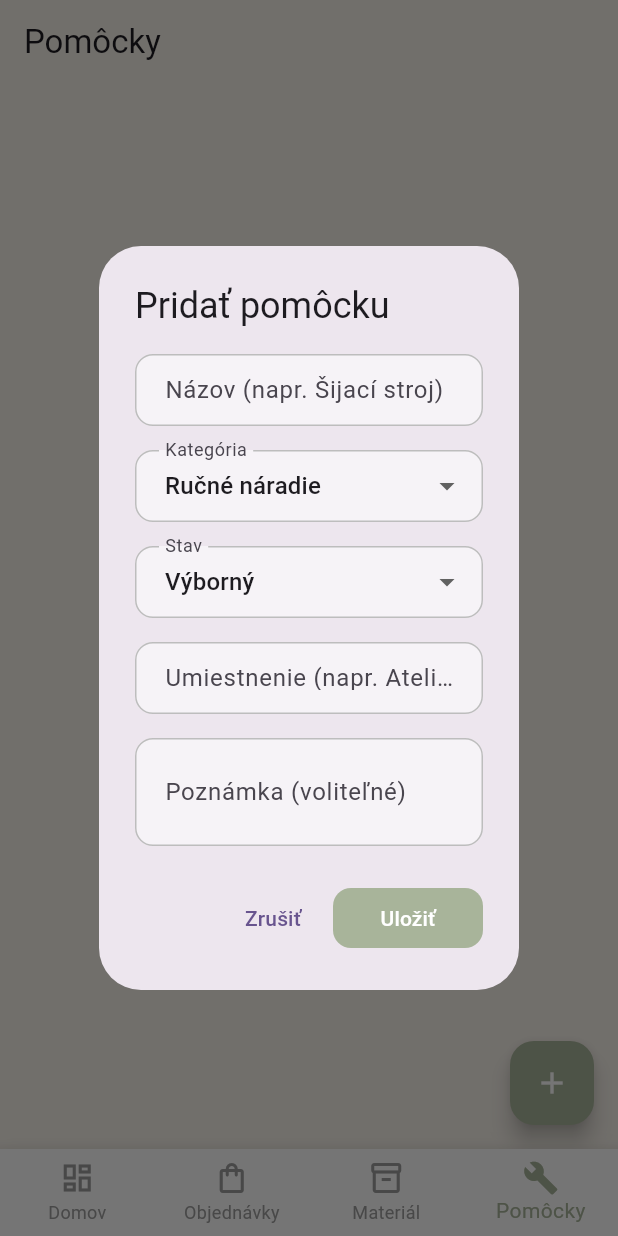
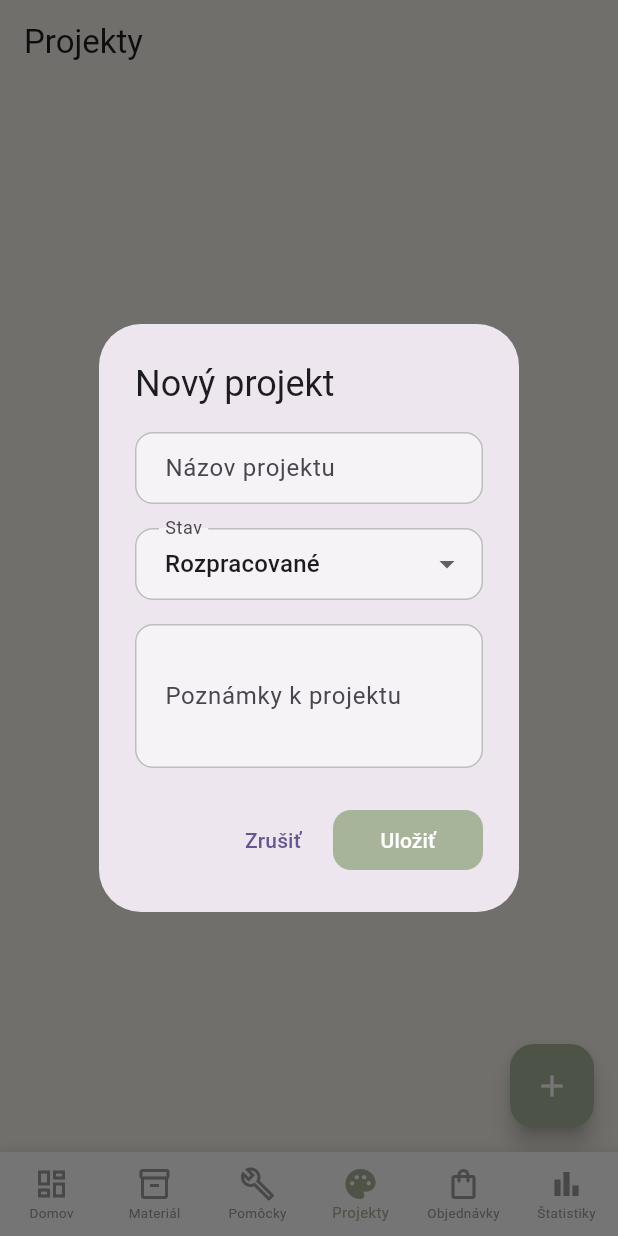
Before and after one commit to botkovaz-web/nestory, a Flutter app: the screen it shows once a user with an empty profile is signed in, item 4 of the bottom bar chosen, after a tap on the "add" icon, on a phone screen of 412 x 824 dp. Run offline on Flutter 3.47's test engine with Material 3 defaults, Android fonts, the phone set to English and light mode, and no system bars; our stand-ins replace cloud_firestore, firebase_auth, firebase_core; accounts and stored records are empty.

Commit message:
poradie buttonov

```diff
--- /dev/null
+++ b/lib/models/project_model.dart
@@ -0,0 +1,37 @@
+import 'package:cloud_firestore/cloud_firestore.dart';
+
+class ProjectModel {
+  final String id;
+  final String name;
+  final String description;
+  final String status; // 'V pláne', 'Rozpracované', 'Hotové'
+  final DateTime? updatedAt;
+
+  ProjectModel({
+    required this.id,
+    required this.name,
+    required this.description,
+    required this.status,
+    this.updatedAt,
+  });
+
+  factory ProjectModel.fromFirestore(DocumentSnapshot doc) {
+    Map data = doc.data() as Map<String, dynamic>;
+    return ProjectModel(
+      id: doc.id,
+      name: data['name'] ?? '',
+      description: data['description'] ?? '',
+      status: data['status'] ?? 'V pláne',
+      updatedAt: (data['updatedAt'] as Timestamp?)?.toDate(),
+    );
+  }
+
+  Map<String, dynamic> toMap() {
+    return {
+      'name': name,
+      'description': description,
+      'status': status,
+      'updatedAt': FieldValue.serverTimestamp(),
+    };
+  }
+}
--- a/lib/screens/home_screen.dart
+++ b/lib/screens/home_screen.dart
@@ -5,7 +5,7 @@ import 'package:cloud_firestore/cloud_firestore.dart';
 import '../app_colors.dart';
 
 class HomeScreen extends StatelessWidget {
-  final Function(int) onNavigate; // Pridaný callback
+  final Function(int) onNavigate;
 
   const HomeScreen({super.key, required this.onNavigate});
 
@@ -93,6 +93,7 @@ class HomeScreen extends StatelessWidget {
                                     topRight: Radius.circular(15),
                                     bottomLeft: Radius.circular(15),
                                     bottomRight: Radius.circular(15),
+                                    topLeft: Radius.circular(0),
                                   ),
                                 ),
                                 child: Text(
@@ -115,6 +116,7 @@ class HomeScreen extends StatelessWidget {
                     Expanded(
                       child: Column(
                         children: [
+                          // 1. Rad: Materiál a Pomôcky
                           Expanded(
                             child: Row(
                               children: [
@@ -122,39 +124,41 @@ class HomeScreen extends StatelessWidget {
                                   context,
                                   'Materiál',
                                   'assets/nesti_organizing.png',
-                                  () => onNavigate(2), // Prepne na Materiál
+                                  () => onNavigate(1),
                                 )),
                                 const SizedBox(width: 16),
                                 Expanded(child: _buildDashboardCard(
                                   context,
                                   'Pomôcky',
                                   'assets/nesti_watching.png',
-                                  () => onNavigate(3), // Prepne na Pomôcky
+                                  () => onNavigate(2),
                                 )),
                               ],
                             ),
                           ),
                           const SizedBox(height: 16),
+                          // 2. Rad: Projekty a Objednávky
                           Expanded(
                             child: Row(
                               children: [
                                 Expanded(child: _buildDashboardCard(
                                   context,
-                                  'Objednávky',
-                                  'assets/nesti_packing.png',
-                                  () => onNavigate(1), // Prepne na Objednávky
+                                  'Projekty',
+                                  'assets/nesti_in_basket.png',
+                                  () => onNavigate(3),
                                 )),
                                 const SizedBox(width: 16),
                                 Expanded(child: _buildDashboardCard(
                                   context,
-                                  'Produkty',
-                                  'assets/nesti_in_basket.png',
-                                  () {}, // Tu zatiaľ nič nemáš v menu
+                                  'Objednávky',
+                                  'assets/nesti_packing.png',
+                                  () => onNavigate(4),
                                 )),
                               ],
                             ),
                           ),
                           const SizedBox(height: 16),
+                          // 3. Rad: Plánovač a Štatistiky
                           Expanded(
                             child: Row(
                               children: [
@@ -162,14 +166,14 @@ class HomeScreen extends StatelessWidget {
                                   context,
                                   'Plánovač',
                                   'assets/nesti_planning.png',
-                                  () {},
+                                  () {}, // Plánovač zatiaľ nie je v menu
                                 )),
                                 const SizedBox(width: 16),
                                 Expanded(child: _buildDashboardCard(
                                   context,
                                   'Štatistiky',
                                   'assets/icon_grow.png',
-                                  () {},
+                                  () => onNavigate(5),
                                 )),
                               ],
                             ),
--- a/lib/screens/main_navigation.dart
+++ b/lib/screens/main_navigation.dart
@@ -4,6 +4,7 @@ import 'home_screen.dart';
 import 'order_screen.dart';
 import 'material_screen.dart';
 import 'tools_screen.dart';
+import 'project_screen.dart';
 
 class MainNavigation extends StatefulWidget {
   const MainNavigation({super.key});
@@ -23,12 +24,13 @@ class _MainNavigationState extends State<MainNavigation> {
 
   @override
   Widget build(BuildContext context) {
-    // Zoznam obrazoviek definujeme vnútri buildu, aby sme mohli predať callback
     final List<Widget> _screens = [
-      HomeScreen(onNavigate: _onItemTapped), // Odovzdáme funkciu na prepínanie
-      const OrderScreen(),
-      const MaterialScreen(),
-      const ToolsScreen(),
+      HomeScreen(onNavigate: _onItemTapped), // 0
+      const MaterialScreen(),                 // 1
+      const ToolsScreen(),                    // 2
+      const ProjectScreen(),                  // 3
+      const OrderScreen(),                    // 4
+      const Center(child: Text('Štatistiky (Pripravujeme)')), // 5 (Placeholder)
     ];
 
     return Scaffold(
@@ -53,16 +55,13 @@ class _MainNavigationState extends State<MainNavigation> {
           selectedItemColor: AppColors.accent,
           unselectedItemColor: Colors.grey,
           showUnselectedLabels: true,
+          selectedFontSize: 10,
+          unselectedFontSize: 9,
           items: const [
             BottomNavigationBarItem(
               icon: Icon(Icons.dashboard_outlined),
               activeIcon: Icon(Icons.dashboard),
               label: 'Domov',
-            ),
-            BottomNavigationBarItem(
-              icon: Icon(Icons.shopping_bag_outlined),
-              activeIcon: Icon(Icons.shopping_bag),
-              label: 'Objednávky',
             ),
             BottomNavigationBarItem(
               icon: Icon(Icons.inventory_2_outlined),
@@ -74,6 +73,21 @@ class _MainNavigationState extends State<MainNavigation> {
               activeIcon: Icon(Icons.build),
               label: 'Pomôcky',
             ),
+            BottomNavigationBarItem(
+              icon: Icon(Icons.palette_outlined),
+              activeIcon: Icon(Icons.palette),
+              label: 'Projekty',
+            ),
+            BottomNavigationBarItem(
+              icon: Icon(Icons.shopping_bag_outlined),
+              activeIcon: Icon(Icons.shopping_bag),
+              label: 'Objednávky',
+            ),
+            BottomNavigationBarItem(
+              icon: Icon(Icons.bar_chart_outlined),
+              activeIcon: Icon(Icons.bar_chart),
+              label: 'Štatistiky',
+            ),
           ],
         ),
       ),
--- /dev/null
+++ b/lib/screens/project_screen.dart
@@ -0,0 +1,201 @@
+import 'package:flutter/material.dart';
+import 'package:cloud_firestore/cloud_firestore.dart';
+import 'package:firebase_auth/firebase_auth.dart';
+import '../app_colors.dart';
+import '../models/project_model.dart';
+
+class ProjectScreen extends StatefulWidget {
+  const ProjectScreen({super.key});
+
+  @override
+  State<ProjectScreen> createState() => _ProjectScreenState();
+}
+
+class _ProjectScreenState extends State<ProjectScreen> {
+  final user = FirebaseAuth.instance.currentUser;
+
+  void _showAddProjectDialog([ProjectModel? project]) {
+    final nameController = TextEditingController(text: project != null ? project.name : '');
+    final descriptionController = TextEditingController(text: project != null ? project.description : '');
+    String status = project != null ? project.status : 'Rozpracované';
+
+    showDialog(
+      context: context,
+      builder: (context) => AlertDialog(
+        title: Text(project == null ? 'Nový projekt' : 'Upraviť projekt'),
+        content: SingleChildScrollView(
+          child: Column(
+            mainAxisSize: MainAxisSize.min,
+            children: [
+              TextField(
+                controller: nameController,
+                decoration: const InputDecoration(labelText: 'Názov projektu'),
+              ),
+              const SizedBox(height: 16),
+              DropdownButtonFormField<String>(
+                value: status,
+                decoration: const InputDecoration(labelText: 'Stav'),
+                items: ['V pláne', 'Rozpracované', 'Hotové']
+                    .map((s) => DropdownMenuItem(value: s, child: Text(s)))
+                    .toList(),
+                onChanged: (val) => status = val!,
+              ),
+              const SizedBox(height: 16),
+              TextField(
+                controller: descriptionController,
+                decoration: const InputDecoration(labelText: 'Poznámky k projektu'),
+                maxLines: 3,
+              ),
+            ],
+          ),
+        ),
+        actions: [
+          TextButton(onPressed: () => Navigator.pop(context), child: const Text('Zrušiť')),
+          ElevatedButton(
+            onPressed: () async {
+              if (nameController.text.trim().isEmpty) return;
+
+              final newProject = ProjectModel(
+                id: project?.id ?? '',
+                name: nameController.text.trim(),
+                description: descriptionController.text.trim(),
+                status: status,
+              );
+
+              if (project == null) {
+                await FirebaseFirestore.instance
+                    .collection('users')
+                    .doc(user?.uid)
+                    .collection('projects')
+                    .add(newProject.toMap());
+              } else {
+                await FirebaseFirestore.instance
+                    .collection('users')
+                    .doc(user?.uid)
+                    .collection('projects')
+                    .doc(project.id)
+                    .update(newProject.toMap());
+              }
+              if (mounted) Navigator.pop(context);
+            },
+            style: ElevatedButton.styleFrom(minimumSize: const Size(100, 40)),
+            child: const Text('Uložiť'),
+          ),
+        ],
+      ),
+    );
+  }
+
+  @override
+  Widget build(BuildContext context) {
+    return Scaffold(
+      appBar: AppBar(
+        title: const Text('Projekty'),
+        backgroundColor: Colors.transparent,
+        elevation: 0,
+      ),
+      floatingActionButton: FloatingActionButton(
+        heroTag: 'project_fab_unique',
+        onPressed: () => _showAddProjectDialog(),
+        backgroundColor: AppColors.accent,
+        child: const Icon(Icons.add, color: Colors.white),
+      ),
+      body: StreamBuilder<QuerySnapshot>(
+        stream: FirebaseFirestore.instance
+            .collection('users')
+            .doc(user?.uid)
+            .collection('projects')
+            .orderBy('updatedAt', descending: true)
+            .snapshots(),
+        builder: (context, snapshot) {
+          if (snapshot.connectionState == ConnectionState.waiting) {
+            return const Center(child: CircularProgressIndicator());
+          }
+
+          if (!snapshot.hasData || snapshot.data!.docs.isEmpty) {
+            return Center(
+              child: Column(
+                mainAxisAlignment: MainAxisAlignment.center,
+                children: [
+                  Image.asset('assets/nesti_organizing.png', height: 150),
+                  const SizedBox(height: 16),
+                  const Text('Zatiaľ nemáš žiadne projekty.',
+                      style: TextStyle(color: Colors.grey)),
+                ],
+              ),
+            );
+          }
+
+          return ListView.builder(
+            padding: const EdgeInsets.all(16),
+            itemCount: snapshot.data!.docs.length,
+            itemBuilder: (context, index) {
+              final project = ProjectModel.fromFirestore(snapshot.data!.docs[index]);
+
+              Color statusColor;
+              switch (project.status) {
+                case 'Rozpracované':
+                  statusColor = Colors.orange;
+                  break;
+                case 'Hotové':
+                  statusColor = Colors.green;
+                  break;
+                default:
+                  statusColor = Colors.grey;
+              }
+
+              return Card(
+                margin: const EdgeInsets.only(bottom: 12),
+                shape: RoundedRectangleBorder(borderRadius: BorderRadius.circular(15)),
+                child: ListTile(
+                  title: Text(project.name, style: const TextStyle(fontWeight: FontWeight.bold)),
+                  subtitle: Text(
+                    project.description.isNotEmpty ? project.description : 'Bez popisu',
+                    maxLines: 1,
+                    overflow: TextOverflow.ellipsis,
+                  ),
+                  trailing: Container(
+                    padding: const EdgeInsets.symmetric(horizontal: 8, vertical: 4),
+                    decoration: BoxDecoration(
+                      color: statusColor.withOpacity(0.1),
+                      borderRadius: BorderRadius.circular(8),
+                      border: Border.all(color: statusColor),
+                    ),
+                    child: Text(
+                      project.status,
+                      style: TextStyle(fontSize: 12, color: statusColor, fontWeight: FontWeight.bold),
+                    ),
+                  ),
+                  onTap: () => _showAddProjectDialog(project),
+                  onLongPress: () {
+                    showDialog(
+                      context: context,
+                      builder: (context) => AlertDialog(
+                        title: const Text('Vymazať projekt?'),
+                        actions: [
+                          TextButton(onPressed: () => Navigator.pop(context), child: const Text('Zrušiť')),
+                          TextButton(
+                            onPressed: () {
+                              FirebaseFirestore.instance
+                                  .collection('users')
+                                  .doc(user?.uid)
+                                  .collection('projects')
+                                  .doc(project.id)
+                                  .delete();
+                              Navigator.pop(context);
+                            },
+                            child: const Text('Vymazať', style: TextStyle(color: Colors.red)),
+                          ),
+                        ],
+                      ),
+                    );
+                  },
+                ),
+              );
+            },
+          );
+        },
+      ),
+    );
+  }
+}
```
